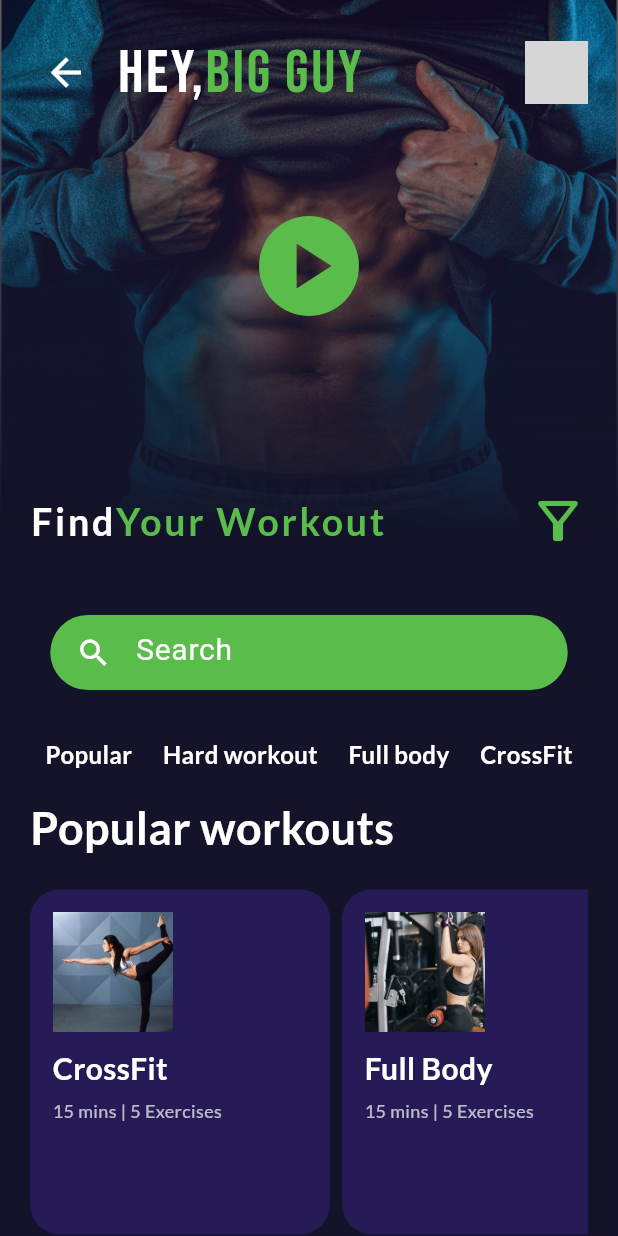
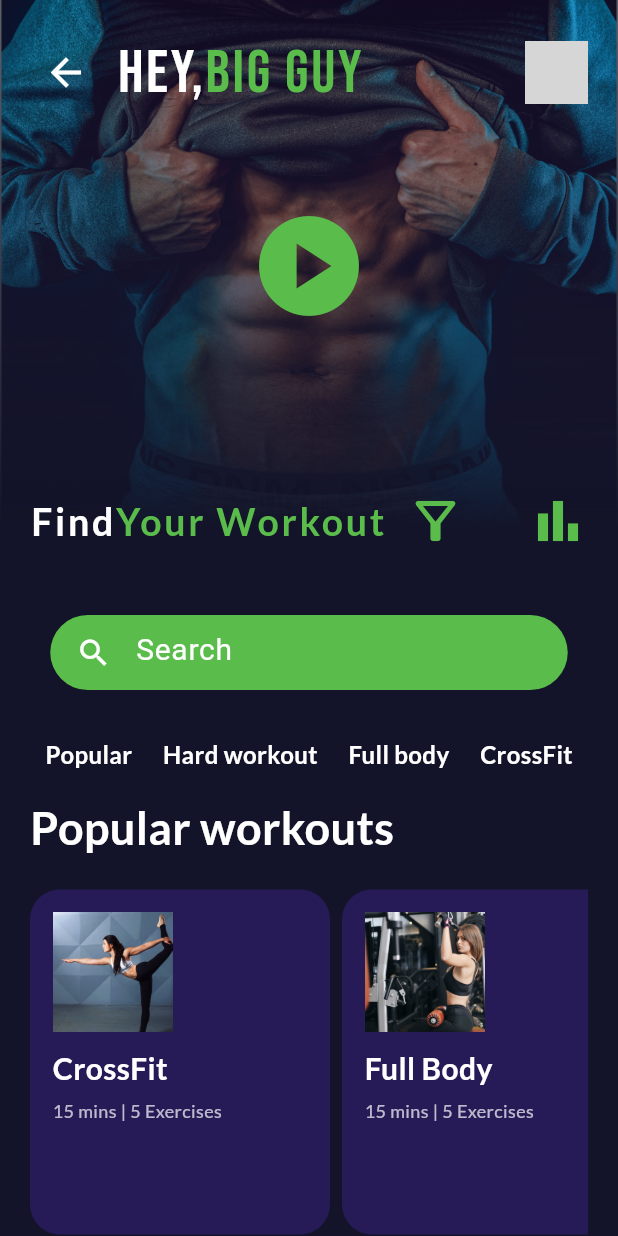
Before and after one commit to ktsweerathunga/workOut_flutterApp, a Flutter app: the screen it shows after launch, after a tap on "Skip Intro", on a phone screen of 412 x 824 dp. Run offline on Flutter 3.47's test engine with Material 3 defaults, Android fonts, the phone set to English and light mode, and no system bars; our stand-ins replace google_fonts; grey boxes are pictures that could not be loaded.

Commit message:
feat: add navigation to ProgressScreen from HomeScreen

```diff
--- a/lib/home_screen.dart
+++ b/lib/home_screen.dart
@@ -122,6 +122,17 @@ class _HomeScreenState extends State<HomeScreen> {
                       Icons.filter_alt_outlined,
                       color: const Color.fromARGB(255, 90, 188, 74),
                       size: 40,
+                    ),
+                    SizedBox(width: 15),
+                    GestureDetector(
+                      onTap: () {
+                        Navigator.pushNamed(context, '/progress');
+                      },
+                      child: Icon(
+                        Icons.bar_chart,
+                        color: const Color.fromARGB(255, 90, 188, 74),
+                        size: 40,
+                      ),
                     ),
                   ],
                 ),
--- a/lib/main.dart
+++ b/lib/main.dart
@@ -21,6 +21,7 @@ class MyApp extends StatelessWidget {
         '/welcome': (context) => const WelcomeScreen(),
         '/home': (context) => const HomeScreen(),
         '/timer': (context) => const WorkoutTimerScreen(),
+        '/progress': (context) => const ProgressScreen(),
       },
       onGenerateRoute: (settings) {
         if (settings.name == '/workout-detail') {
```
